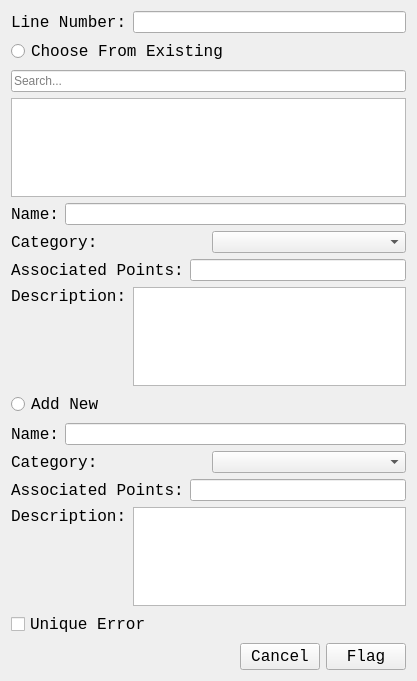
The window that GAUI/flagdialog.ui (ezfe/grading-assistant-cs205) describes before a commit, drawn with Qt 5.
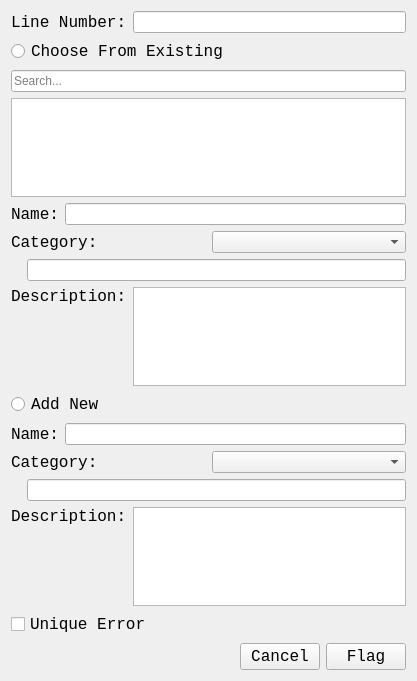
The same window after the commit.

Patch:
```diff
--- a/GAUI/flagdialog.ui
+++ b/GAUI/flagdialog.ui
@@ -116,7 +116,7 @@
             </font>
            </property>
            <property name="text">
-            <string>Associated Points:</string>
+            <string> </string>
            </property>
           </widget>
          </item>
@@ -213,7 +213,7 @@
             </font>
            </property>
            <property name="text">
-            <string>Associated Points:</string>
+            <string> </string>
            </property>
           </widget>
          </item>
```
